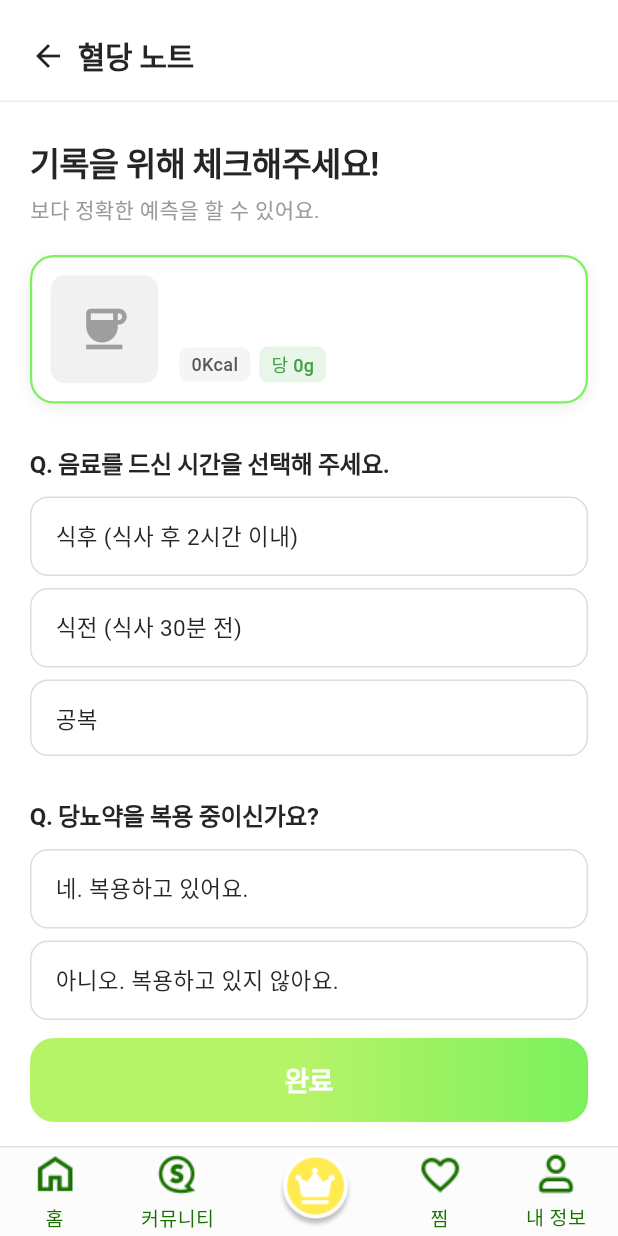
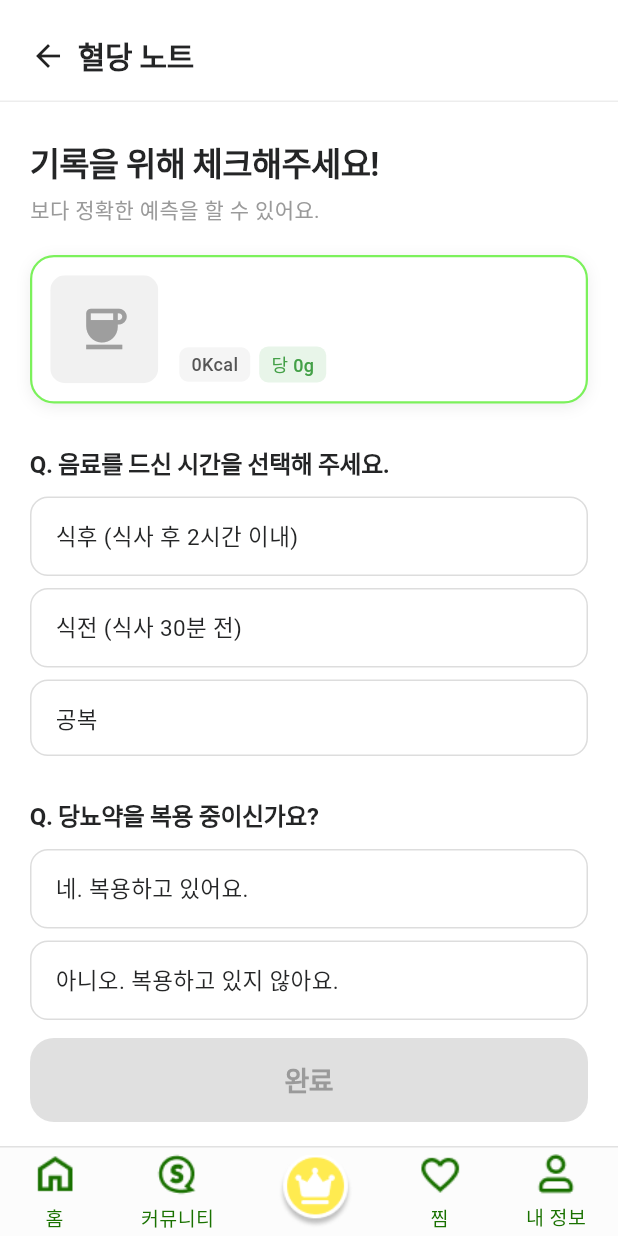
Before and after one commit to kimsuming/SlowPick, a Flutter app: the BloodSugarCheckRecord screen opened directly with empty values, on a phone screen of 412 x 824 dp. Run offline on Flutter 3.47's test engine with Material 3 defaults, Android fonts, the phone set to English and light mode, and no system bars; our stand-ins replace cached_network_image, carousel_slider, cloud_firestore, firebase_core, fl_chart, image_picker and 1 more; missing offline and left inert: amplify_auth_cognito, amplify_flutter; accounts and stored records are empty; network calls fail; Roboto replaces fonts that are missing (KoPubDotum).

Commit message:
혈당 노트 DB 업로드 구현

```diff
--- a/lib/screen/blood_sugar_check_record.dart
+++ b/lib/screen/blood_sugar_check_record.dart
@@ -12,10 +12,27 @@ class BloodSugarCheckRecord extends StatefulWidget {
 }
 
 class _BloodSugarCheckRecordState extends State<BloodSugarCheckRecord> {
+  static const Map<String, String> _mealTimingCodes = {
+    '식후 (식사 후 2시간 이내)': 'after_meal',
+    '식전 (식사 30분 전)': 'before_meal',
+    '공복': 'fasting',
+  };
+
+  static const Map<String, String> _exerciseCodes = {
+    '운동 안함': 'none',
+    '가벼운 운동': 'light',
+    '격한 운동': 'intense',
+  };
+
+  static const String _medicationYes = '네. 복용하고 있어요.';
+
   String? _mealTiming;
   String? _medication;
   String? _exercise;
   int _bloodSugar = 100;
+
+  bool get _isComplete =>
+      _mealTiming != null && _medication != null && _exercise != null;
 
   void _showBloodSugarInputDialog() {
     final controller = TextEditingController(text: '$_bloodSugar');
@@ -158,28 +175,43 @@ class _BloodSugarCheckRecordState extends State<BloodSugarCheckRecord> {
                 color: Colors.white,
                 padding: const EdgeInsets.fromLTRB(20, 8, 20, 16),
                 child: GestureDetector(
-                  onTap: () => Navigator.push(
+                  onTap: _isComplete
+                      ? () => Navigator.push(
                           context,
                           MaterialPageRoute(
-                      builder: (_) => const BloodSugarNoteScreen(),
+                            builder: (_) => BloodSugarNoteScreen(
+                              pendingRecord: {
+                                'meal_timing': _mealTimingCodes[_mealTiming]!,
+                                'medication': _medication == _medicationYes,
+                                'exercise': _exerciseCodes[_exercise]!,
+                                'blood_sugar': _bloodSugar,
+                                'menu_id': widget.menuData['id'] as int?,
+                              },
                             ),
                           ),
+                        )
+                      : null,
                   child: Container(
                     width: double.infinity,
                     height: 56,
                     decoration: BoxDecoration(
-                      gradient: const LinearGradient(
+                      gradient: _isComplete
+                          ? const LinearGradient(
                               begin: Alignment(0.00, 0.50),
                               end: Alignment(1.00, 0.50),
                               colors: [Color(0xFFB5F369), Color(0xFF7BF15B)],
-                      ),
+                            )
+                          : null,
+                      color: _isComplete ? null : const Color(0xFFE0E0E0),
                       borderRadius: BorderRadius.circular(16),
                     ),
-                    child: const Center(
+                    child: Center(
                       child: Text(
                         '완료',
                         style: TextStyle(
-                          color: Colors.white,
+                          color: _isComplete
+                              ? Colors.white
+                              : const Color(0xFF9A9A9A),
                           fontSize: 18,
                           fontWeight: FontWeight.w700,
                           letterSpacing: -0.5,
```
Also changed, not shown: lib/screen/blood_sugar_note_screen.dart (+56 -7 lines), lib/service/blood_sugar_service.dart (added, +40 -0 lines), 1 other file. Lines whose indentation alone changed are shown as unchanged.
